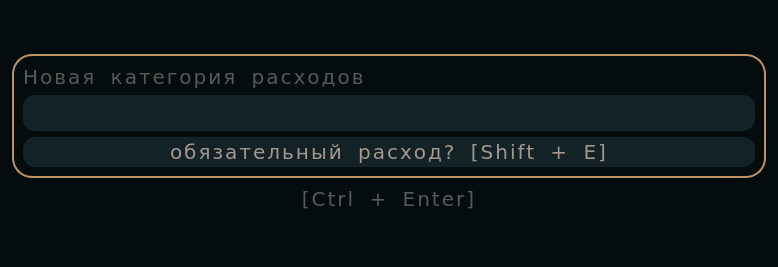
Before: the Qt Designer form source/ui/ui_create_dialog.ui in xtern0o/MoneyViewer, drawn with Qt 5.
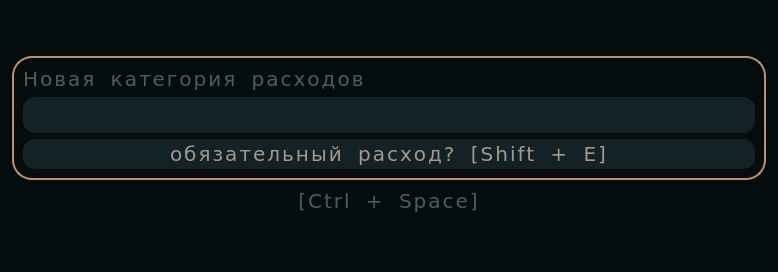
After: the same form once the commit is applied. The open tabs and pages were chosen to show the change. Icons and pictures are not drawn.

```diff
--- a/source/ui/ui_create_dialog.ui
+++ b/source/ui/ui_create_dialog.ui
@@ -7,7 +7,7 @@
     <x>0</x>
     <y>0</y>
     <width>778</width>
-    <height>267</height>
+    <height>272</height>
    </rect>
   </property>
   <property name="windowTitle">
@@ -449,7 +449,7 @@
           </size>
          </property>
          <property name="text">
-          <string>[Ctrl + Enter]</string>
+          <string>[Ctrl + Space]</string>
          </property>
          <property name="alignment">
           <set>Qt::AlignCenter</set>
```
Left out of the diff: 4 changed lines with no effect on the pictures.
